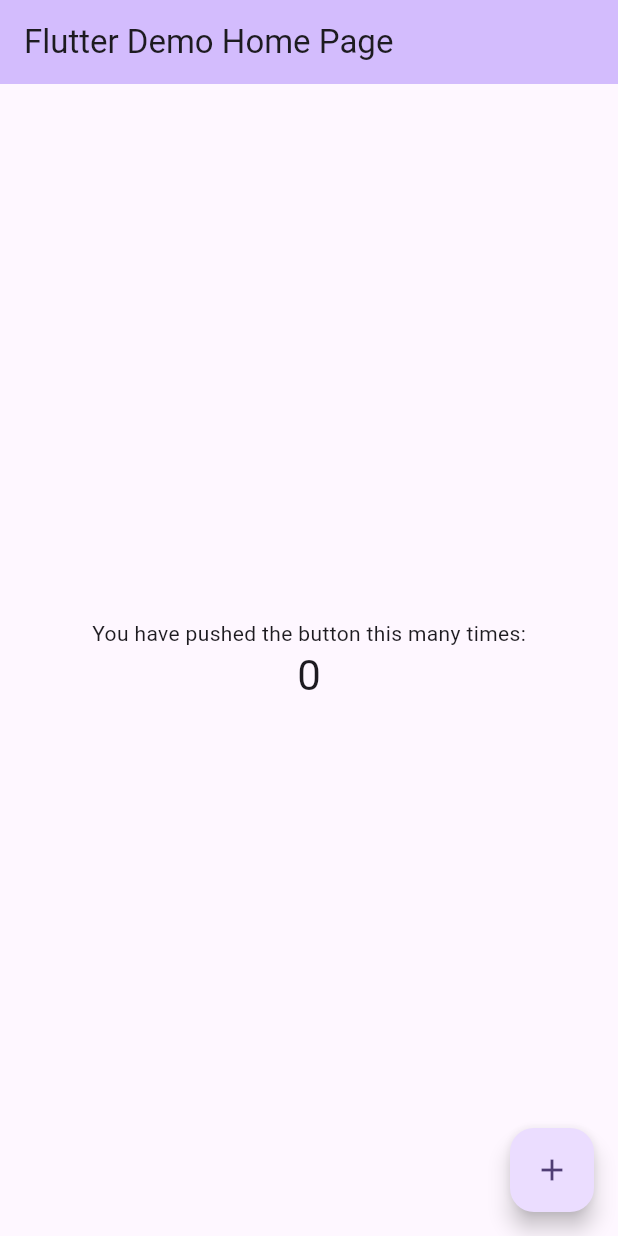
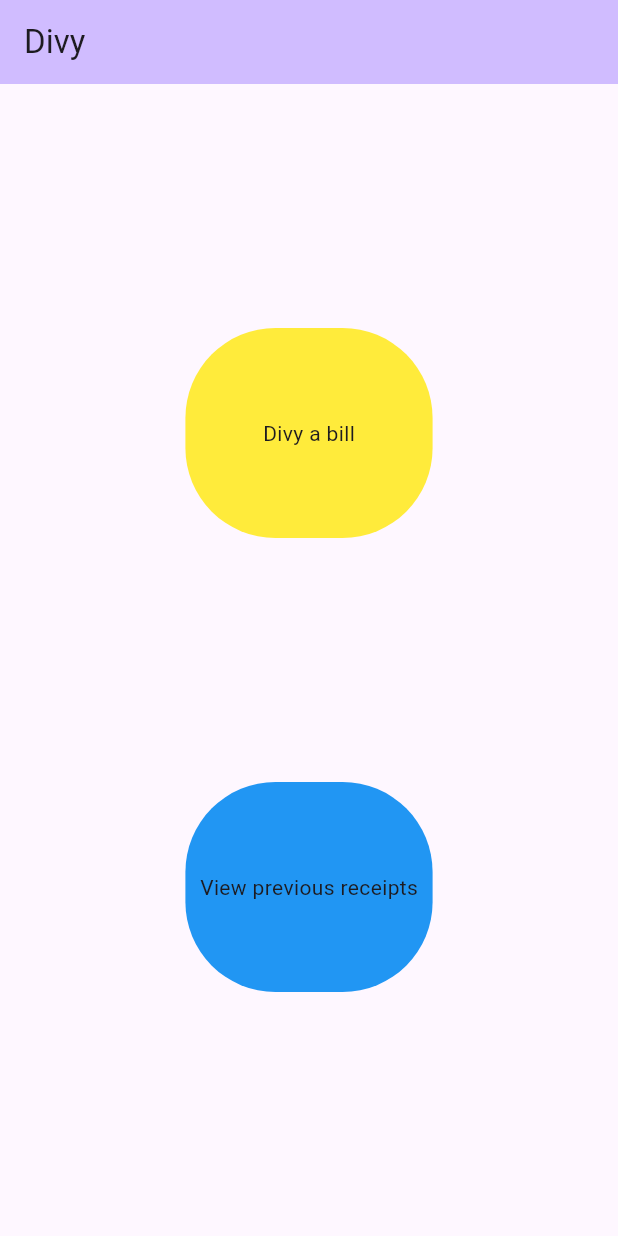
Before and after one commit to 45tera/divy, a Flutter app: the screen it shows after launch, on a phone screen of 412 x 824 dp. Run offline on Flutter 3.47's test engine with Material 3 defaults, Android fonts, the phone set to English and light mode, and no system bars.

Commit message:
add:home/entry page

```diff
--- a/lib/main.dart
+++ b/lib/main.dart
@@ -12,24 +12,7 @@
   Widget build(BuildContext context) {
     return MaterialApp(
       title: 'Flutter Demo',
-      theme: ThemeData(
-        // This is the theme of your application.
-        //
-        // TRY THIS: Try running your application with "flutter run". You'll see
-        // the application has a purple toolbar. Then, without quitting the app,
-        // try changing the seedColor in the colorScheme below to Colors.green
-        // and then invoke "hot reload" (save your changes or press the "hot
-        // reload" button in a Flutter-supported IDE, or press "r" if you used
-        // the command line to start the app).
-        //
-        // Notice that the counter didn't reset back to zero; the application
-        // state is not lost during the reload. To reset the state, use hot
-        // restart instead.
-        //
-        // This works for code too, not just values: Most code changes can be
-        // tested with just a hot reload.
-        colorScheme: ColorScheme.fromSeed(seedColor: Colors.deepPurple),
-      ),
+      theme: ThemeData(),
       home: const MyHomePage(title: 'Flutter Demo Home Page'),
     );
   }
@@ -54,69 +37,62 @@
 }
 
 class _MyHomePageState extends State<MyHomePage> {
-  int _counter = 0;
-
-  void _incrementCounter() {
-    setState(() {
-      // This call to setState tells the Flutter framework that something has
-      // changed in this State, which causes it to rerun the build method below
-      // so that the display can reflect the updated values. If we changed
-      // _counter without calling setState(), then the build method would not be
-      // called again, and so nothing would appear to happen.
-      _counter++;
-    });
-  }
-
   @override
   Widget build(BuildContext context) {
-    // This method is rerun every time setState is called, for instance as done
-    // by the _incrementCounter method above.
-    //
-    // The Flutter framework has been optimized to make rerunning build methods
-    // fast, so that you can just rebuild anything that needs updating rather
-    // than having to individually change instances of widgets.
+    const String bubble1 = "Divy a bill";
+    const String bubble2 = "View previous receipts";
+    //ScreenWidth
+    double screenWidth = MediaQuery.of(context).size.width * 0.3;
+    const double paddingRight = 60;
+
     return Scaffold(
       appBar: AppBar(
-        // TRY THIS: Try changing the color here to a specific color (to
-        // Colors.amber, perhaps?) and trigger a hot reload to see the AppBar
-        // change color while the other colors stay the same.
         backgroundColor: Theme.of(context).colorScheme.inversePrimary,
-        // Here we take the value from the MyHomePage object that was created by
-        // the App.build method, and use it to set our appbar title.
-        title: Text(widget.title),
+        title: Text("Divy"),
       ),
-      body: Center(
-        // Center is a layout widget. It takes a single child and positions it
-        // in the middle of the parent.
+      body: Container(
         child: Column(
-          // Column is also a layout widget. It takes a list of children and
-          // arranges them vertically. By default, it sizes itself to fit its
-          // children horizontally, and tries to be as tall as its parent.
-          //
-          // Column has various properties to control how it sizes itself and
-          // how it positions its children. Here we use mainAxisAlignment to
-          // center the children vertically; the main axis here is the vertical
-          // axis because Columns are vertical (the cross axis would be
-          // horizontal).
-          //
-          // TRY THIS: Invoke "debug painting" (choose the "Toggle Debug Paint"
-          // action in the IDE, or press "p" in the console), to see the
-          // wireframe for each widget.
-          mainAxisAlignment: MainAxisAlignment.center,
-          children: <Widget>[
-            const Text('You have pushed the button this many times:'),
-            Text(
-              '$_counter',
-              style: Theme.of(context).textTheme.headlineMedium,
+          crossAxisAlignment: CrossAxisAlignment.stretch,
+          mainAxisSize: MainAxisSize.max,
+          mainAxisAlignment: MainAxisAlignment.spaceEvenly,
+          children: [
+            Padding(
+              padding: EdgeInsets.symmetric(horizontal: screenWidth),
+              child: DecoratedBox(
+                decoration: BoxDecoration(
+                  color: Colors.yellow,
+                  borderRadius: BorderRadius.all(Radius.circular(paddingRight)),
+                ),
+                child: Container(
+                  child: Center(
+                    child: Padding(
+                      padding: EdgeInsets.symmetric(vertical: paddingRight),
+                      child: Text(bubble1),
+                    ),
+                  ),
+                ),
+              ),
+            ),
+            Padding(
+              padding: EdgeInsets.symmetric(horizontal: screenWidth),
+              child: DecoratedBox(
+                decoration: BoxDecoration(
+                  color: Colors.blue,
+                  borderRadius: BorderRadius.all(Radius.circular(paddingRight)),
+                ),
+                child: Container(
+                  child: Center(
+                    child: Padding(
+                      padding: EdgeInsets.symmetric(vertical: paddingRight),
+                      child: Text(bubble2),
+                    ),
+                  ),
+                ),
+              ),
             ),
           ],
         ),
       ),
-      floatingActionButton: FloatingActionButton(
-        onPressed: _incrementCounter,
-        tooltip: 'Increment',
-        child: const Icon(Icons.add),
-      ), // This trailing comma makes auto-formatting nicer for build methods.
     );
   }
 }
```
